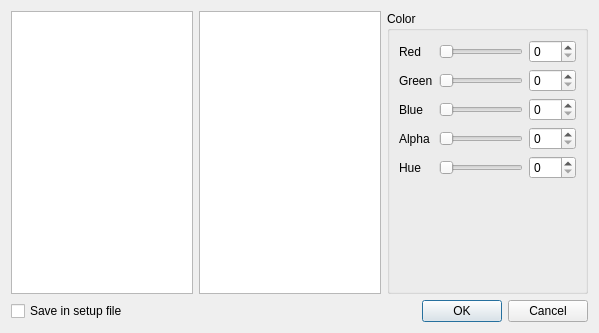
The window that src/common/views/viewconfigdialog.ui (rbarreiros/vstboard) describes before a commit, drawn with Qt 5.
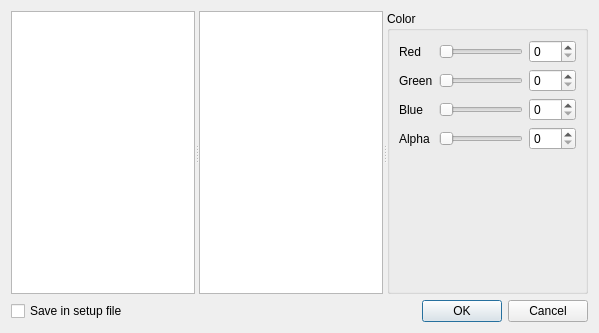
The same window after the commit. Custom widgets are drawn as their Qt base class.

Commit message: added hue widget

```diff
--- a/src/common/views/viewconfigdialog.ui
+++ b/src/common/views/viewconfigdialog.ui
@@ -15,28 +15,33 @@
   </property>
   <layout class="QVBoxLayout" name="verticalLayout_2">
    <item>
-    <layout class="QHBoxLayout" name="horizontalLayout_5">
-     <item>
-      <widget class="QListWidget" name="listPalettes">
-       <property name="sizePolicy">
-        <sizepolicy hsizetype="Preferred" vsizetype="Expanding">
-         <horstretch>0</horstretch>
-         <verstretch>0</verstretch>
-        </sizepolicy>
-       </property>
-      </widget>
-     </item>
-     <item>
-      <widget class="QListWidget" name="listRoles">
-       <property name="sizePolicy">
-        <sizepolicy hsizetype="Preferred" vsizetype="Expanding">
-         <horstretch>0</horstretch>
-         <verstretch>0</verstretch>
-        </sizepolicy>
-       </property>
-      </widget>
-     </item>
-     <item>
+    <widget class="QSplitter" name="splitter">
+     <property name="sizePolicy">
+      <sizepolicy hsizetype="Expanding" vsizetype="Expanding">
+       <horstretch>0</horstretch>
+       <verstretch>0</verstretch>
+      </sizepolicy>
+     </property>
+     <property name="orientation">
+      <enum>Qt::Horizontal</enum>
+     </property>
+     <widget class="QListWidget" name="listPalettes">
+      <property name="sizePolicy">
+       <sizepolicy hsizetype="Preferred" vsizetype="Expanding">
+        <horstretch>0</horstretch>
+        <verstretch>0</verstretch>
+       </sizepolicy>
+      </property>
+     </widget>
+     <widget class="QListWidget" name="listRoles">
+      <property name="sizePolicy">
+       <sizepolicy hsizetype="Preferred" vsizetype="Expanding">
+        <horstretch>0</horstretch>
+        <verstretch>0</verstretch>
+       </sizepolicy>
+      </property>
+     </widget>
+     <widget class="QWidget" name="">
       <layout class="QVBoxLayout" name="verticalLayout">
        <item>
         <widget class="QGroupBox" name="groupColor">
@@ -170,36 +175,6 @@
             </property>
            </widget>
           </item>
-          <item row="5" column="1">
-           <widget class="QSlider" name="HueSlider">
-            <property name="sizePolicy">
-             <sizepolicy hsizetype="Expanding" vsizetype="Fixed">
-              <horstretch>0</horstretch>
-              <verstretch>0</verstretch>
-             </sizepolicy>
-            </property>
-            <property name="maximum">
-             <number>359</number>
-            </property>
-            <property name="orientation">
-             <enum>Qt::Horizontal</enum>
-            </property>
-           </widget>
-          </item>
-          <item row="5" column="0">
-           <widget class="QLabel" name="label_5">
-            <property name="text">
-             <string>Hue</string>
-            </property>
-           </widget>
-          </item>
-          <item row="5" column="2">
-           <widget class="QSpinBox" name="HueSpinBox">
-            <property name="maximum">
-             <number>359</number>
-            </property>
-           </widget>
-          </item>
           <item row="6" column="0" colspan="3">
            <widget class="View::GradientWidget" name="picker" native="true">
             <property name="sizePolicy">
@@ -210,12 +185,23 @@
             </property>
            </widget>
           </item>
+          <item row="5" column="0" colspan="3">
+           <widget class="View::GradientWidgetHue" name="picker_hue" native="true">
+            <property name="sizePolicy">
+             <sizepolicy hsizetype="Expanding" vsizetype="Expanding">
+              <horstretch>0</horstretch>
+              <verstretch>0</verstretch>
+             </sizepolicy>
+            </property>
+            <zorder>dockWidget</zorder>
+           </widget>
+          </item>
          </layout>
         </widget>
        </item>
       </layout>
-     </item>
-    </layout>
+     </widget>
+    </widget>
    </item>
    <item>
     <layout class="QHBoxLayout" name="horizontalLayout_6">
@@ -253,6 +239,12 @@
    <header>gradientwidget.h</header>
    <container>1</container>
   </customwidget>
+  <customwidget>
+   <class>View::GradientWidgetHue</class>
+   <extends>QWidget</extends>
+   <header>gradientwidgethue.h</header>
+   <container>1</container>
+  </customwidget>
  </customwidgets>
  <resources/>
  <connections>
```
Left out of the diff: 98 changed lines with no effect on the pictures. The commit also changes 5 other files.
